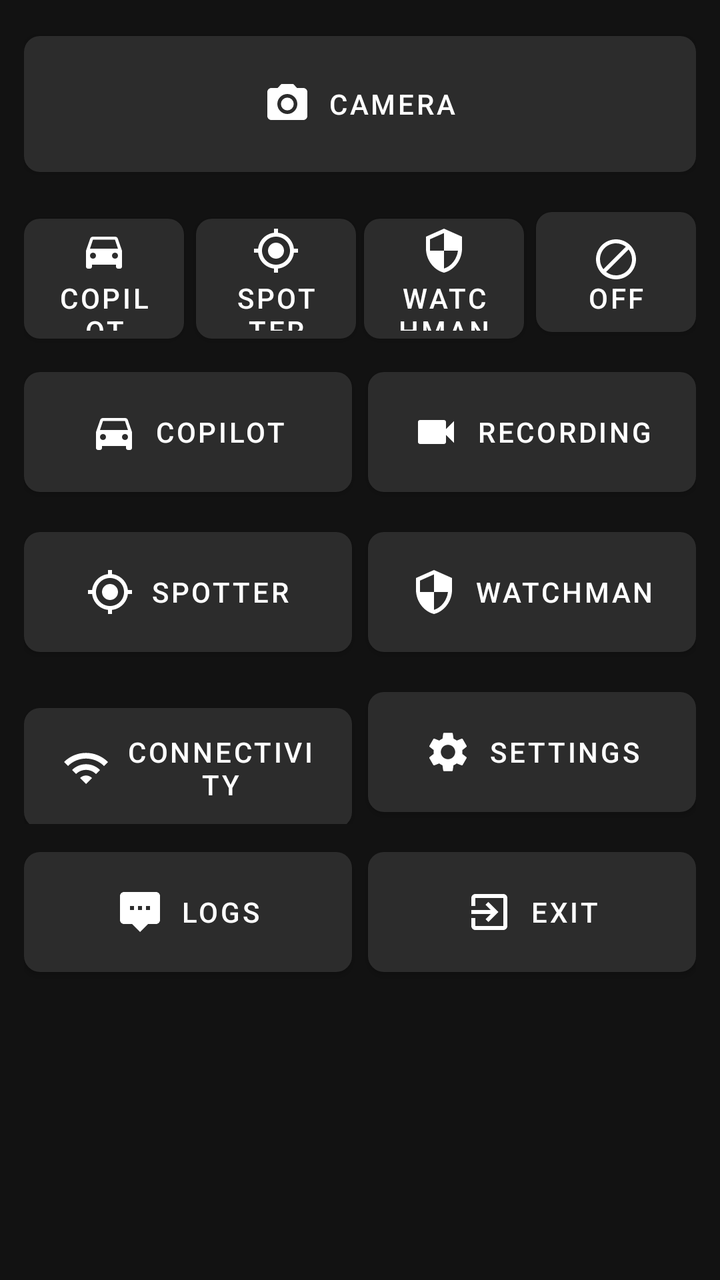
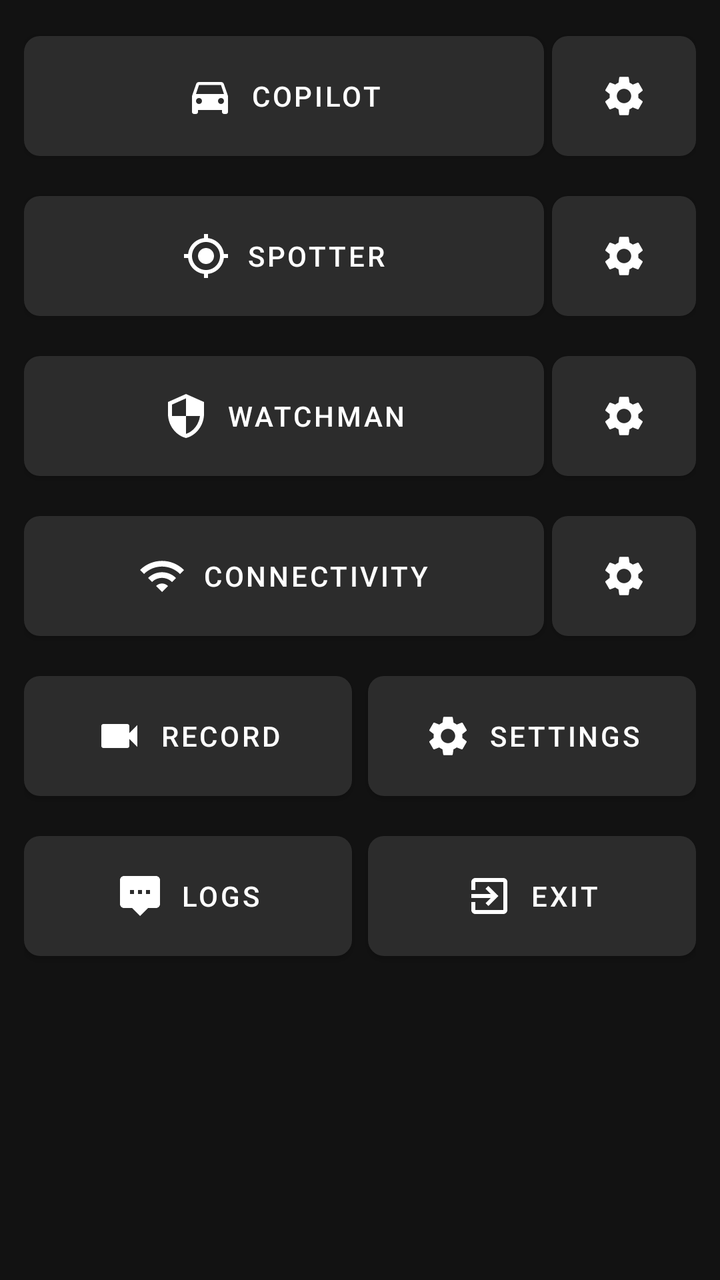

The first picture is an Android layout as it rendered before a commit; the second is the same layout after the commit. The layout source and the unified diff follow.
<!-- AndroidManifest.xml: application theme Theme.Dogan -->
<!-- res/layout/activity_main.xml -->
<?xml version="1.0" encoding="utf-8"?>
<ScrollView xmlns:android="http://schemas.android.com/apk/res/android"
    xmlns:app="http://schemas.android.com/apk/res-auto"
    android:layout_width="match_parent"
    android:layout_height="match_parent"
    android:background="@color/dogan_surface"
    android:fillViewport="true">

    <LinearLayout
        android:layout_width="match_parent"
        android:layout_height="wrap_content"
        android:orientation="vertical"
        android:padding="12dp">

        <com.google.android.material.button.MaterialButton
            android:id="@+id/cameraBtn"
            style="@style/Widget.Dogan.Button"
            android:layout_width="match_parent"
            android:layout_height="80dp"
            android:layout_marginBottom="8dp"
            android:text="@string/camera_button"
            app:icon="@drawable/ic_camera"
            app:iconGravity="textStart" />

        <LinearLayout
            android:layout_width="match_parent"
            android:layout_height="wrap_content"
            android:layout_marginBottom="8dp"
            android:orientation="horizontal">

            <com.google.android.material.button.MaterialButton
                android:id="@+id/modeCopilotBtn"
                style="@style/Widget.Dogan.Button.ModeUnselected"
                android:layout_width="0dp"
                android:layout_height="72dp"
                android:layout_marginEnd="4dp"
                android:layout_weight="1"
                android:text="@string/mode_copilot"
                app:icon="@drawable/ic_copilot"
                app:iconGravity="textTop"
                app:iconPadding="2dp" />

            <com.google.android.material.button.MaterialButton
                android:id="@+id/modeSpotterBtn"
                style="@style/Widget.Dogan.Button.ModeUnselected"
                android:layout_width="0dp"
                android:layout_height="72dp"
                android:layout_marginStart="2dp"
                android:layout_marginEnd="2dp"
                android:layout_weight="1"
                android:text="@string/mode_spotter"
                app:icon="@drawable/ic_spotter"
                app:iconGravity="textTop"
                app:iconPadding="2dp" />

            <com.google.android.material.button.MaterialButton
                android:id="@+id/modeWatchmanBtn"
                style="@style/Widget.Dogan.Button.ModeUnselected"
                android:layout_width="0dp"
                android:layout_height="72dp"
                android:layout_marginStart="2dp"
                android:layout_marginEnd="2dp"
                android:layout_weight="1"
                android:text="@string/mode_watchman"
                app:icon="@drawable/ic_watchman"
                app:iconGravity="textTop"
                app:iconPadding="2dp" />

            <com.google.android.material.button.MaterialButton
                android:id="@+id/modeOffBtn"
                style="@style/Widget.Dogan.Button.ModeUnselected"
                android:layout_width="0dp"
                android:layout_height="72dp"
                android:layout_marginStart="4dp"
                android:layout_weight="1"
                android:text="@string/mode_off"
                app:icon="@drawable/ic_off"
                app:iconGravity="textTop"
                app:iconPadding="2dp" />
        </LinearLayout>

        <LinearLayout
            android:layout_width="match_parent"
            android:layout_height="wrap_content"
            android:layout_marginBottom="8dp"
            android:orientation="horizontal">

            <com.google.android.material.button.MaterialButton
                android:id="@+id/copilotSettingsBtn"
                style="@style/Widget.Dogan.Button"
                android:layout_width="0dp"
                android:layout_height="72dp"
                android:layout_marginEnd="4dp"
                android:layout_weight="1"
                android:text="@string/settings_section_copilot"
                app:icon="@drawable/ic_copilot" />

            <com.google.android.material.button.MaterialButton
                android:id="@+id/recordingSettingsBtn"
                style="@style/Widget.Dogan.Button"
                android:layout_width="0dp"
                android:layout_height="72dp"
                android:layout_marginStart="4dp"
                android:layout_weight="1"
                android:text="@string/settings_section_recording"
                app:icon="@drawable/ic_recording" />
        </LinearLayout>

        <LinearLayout
            android:layout_width="match_parent"
            android:layout_height="wrap_content"
            android:layout_marginBottom="8dp"
            android:orientation="horizontal">

            <com.google.android.material.button.MaterialButton
                android:id="@+id/spotterSettingsBtn"
                style="@style/Widget.Dogan.Button"
                android:layout_width="0dp"
                android:layout_height="72dp"
                android:layout_marginEnd="4dp"
                android:layout_weight="1"
                android:text="@string/settings_section_spotter"
                app:icon="@drawable/ic_spotter" />

            <com.google.android.material.button.MaterialButton
                android:id="@+id/watchmanSettingsBtn"
                style="@style/Widget.Dogan.Button"
                android:layout_width="0dp"
                android:layout_height="72dp"
                android:layout_marginStart="4dp"
                android:layout_weight="1"
                android:text="@string/settings_section_watchman"
                app:icon="@drawable/ic_watchman" />
        </LinearLayout>

        <LinearLayout
            android:layout_width="match_parent"
            android:layout_height="wrap_content"
            android:layout_marginBottom="8dp"
            android:orientation="horizontal">

            <com.google.android.material.button.MaterialButton
                android:id="@+id/connectivityBtn"
                style="@style/Widget.Dogan.Button"
                android:layout_width="0dp"
                android:layout_height="72dp"
                android:layout_marginEnd="4dp"
                android:layout_weight="1"
                android:text="@string/settings_section_connectivity"
                app:icon="@drawable/ic_connectivity" />

            <com.google.android.material.button.MaterialButton
                android:id="@+id/settingsBtn"
                style="@style/Widget.Dogan.Button"
                android:layout_width="0dp"
                android:layout_height="72dp"
                android:layout_marginStart="4dp"
                android:layout_weight="1"
                android:text="@string/settings_title"
                app:icon="@drawable/ic_settings" />
        </LinearLayout>

        <LinearLayout
            android:layout_width="match_parent"
            android:layout_height="wrap_content"
            android:orientation="horizontal">

            <com.google.android.material.button.MaterialButton
                android:id="@+id/logsBtn"
                style="@style/Widget.Dogan.Button"
                android:layout_width="0dp"
                android:layout_height="72dp"
                android:layout_marginEnd="4dp"
                android:layout_weight="1"
                android:text="@string/logs_title"
                app:icon="@drawable/ic_logs" />

            <com.google.android.material.button.MaterialButton
                android:id="@+id/exitBtn"
                style="@style/Widget.Dogan.Button"
                android:layout_width="0dp"
                android:layout_height="72dp"
                android:layout_marginStart="4dp"
                android:layout_weight="1"
                android:text="@string/exit_app"
                app:icon="@drawable/ic_exit" />
        </LinearLayout>
    </LinearLayout>
</ScrollView>
<!-- resources referenced by this layout -->
<resources>
  <color name="dogan_surface">#121212</color>
  <!-- drawable ic_camera (drawable) -->
  <?xml version="1.0" encoding="utf-8"?>
  <vector xmlns:android="http://schemas.android.com/apk/res/android"
      android:width="24dp"
      android:height="24dp"
      android:viewportWidth="24"
      android:viewportHeight="24">
      <path
          android:fillColor="#FFFFFF"
          android:pathData="M12,12m-3.2,0a3.2,3.2 0,1 1,6.4 0a3.2,3.2 0,1 1,-6.4 0" />
      <path
          android:fillColor="#FFFFFF"
          android:pathData="M9,2L7.17,4H4c-1.1,0 -2,0.9 -2,2v12c0,1.1 0.9,2 2,2h16c1.1,0 2,-0.9 2,-2V6c0,-1.1 -0.9,-2 -2,-2h-3.17L15,2H9zM12,17c-2.76,0 -5,-2.24 -5,-5s2.24,-5 5,-5 5,2.24 5,5 -2.24,5 -5,5z" />
  </vector>
  <!-- drawable ic_off (drawable) -->
  <?xml version="1.0" encoding="utf-8"?>
  <vector xmlns:android="http://schemas.android.com/apk/res/android"
      android:width="24dp"
      android:height="24dp"
      android:viewportWidth="24"
      android:viewportHeight="24">
      <path
          android:fillColor="#FFFFFF"
          android:pathData="M12,2C6.48,2 2,6.48 2,12s4.48,10 10,10 10,-4.48 10,-10S17.52,2 12,2zM4,12c0,-4.42 3.58,-8 8,-8 1.85,0 3.55,0.63 4.9,1.69L5.69,16.9C4.63,15.55 4,13.85 4,12zM12,20c-1.85,0 -3.55,-0.63 -4.9,-1.69L18.31,7.1C19.37,8.45 20,10.15 20,12c0,4.42 -3.58,8 -8,8z" />
  </vector>
  <!-- drawable ic_recording (drawable) -->
  <?xml version="1.0" encoding="utf-8"?>
  <vector xmlns:android="http://schemas.android.com/apk/res/android"
      android:width="24dp"
      android:height="24dp"
      android:viewportWidth="24"
      android:viewportHeight="24">
      <path
          android:fillColor="#FFFFFF"
          android:pathData="M17,10.5V7c0,-0.55 -0.45,-1 -1,-1H4c-0.55,0 -1,0.45 -1,1v10c0,0.55 0.45,1 1,1h12c0.55,0 1,-0.45 1,-1v-3.5l4,4v-11l-4,4z" />
  </vector>
  <!-- drawable ic_watchman (drawable) -->
  <?xml version="1.0" encoding="utf-8"?>
  <vector xmlns:android="http://schemas.android.com/apk/res/android"
      android:width="24dp"
      android:height="24dp"
      android:viewportWidth="24"
      android:viewportHeight="24">
      <path
          android:fillColor="#FFFFFF"
          android:pathData="M12,1L3,5v6c0,5.55 3.84,10.74 9,12 5.16,-1.26 9,-6.45 9,-12V5l-9,-4zM12,11.99h7c-0.53,4.12 -3.28,7.79 -7,8.94V12H5V6.3l7,-3.11v8.8z" />
  </vector>
  <string name="camera_button">Camera</string>
  <string name="exit_app">Exit</string>
  <string name="logs_title">Logs</string>
  <string name="mode_copilot">Copilot</string>
  <string name="mode_off">OFF</string>
  <string name="mode_spotter">Spotter</string>
  <string name="mode_watchman">Watchman</string>
  <string name="settings_section_connectivity">Connectivity</string>
  <string name="settings_section_copilot">Copilot</string>
  <string name="settings_section_recording">Recording</string>
  <string name="settings_section_spotter">Spotter</string>
  <string name="settings_section_watchman">Watchman</string>
  <string name="settings_title">Settings</string>
  <style name="Widget.Dogan.Button" parent="Widget.MaterialComponents.Button">
          <item name="backgroundTint">@color/dogan_surface_elevated</item>
          <item name="android:textColor">@color/dogan_on_surface</item>
          <item name="cornerRadius">8dp</item>
          <item name="iconTint">@color/dogan_on_surface</item>
          <item name="iconGravity">textStart</item>
          <item name="iconPadding">8dp</item>
      </style>
  <style name="Widget.Dogan.Button.ModeUnselected" parent="Widget.Dogan.Button">
          <item name="backgroundTint">@color/dogan_mode_unselected</item>
      </style>
  <color name="dogan_surface_elevated">#2C2C2C</color>
  <color name="dogan_on_surface">#FFFFFF</color>
  <color name="dogan_mode_unselected">#2C2C2C</color>
  <color name="dogan_primary_dark">#1B5E20</color>
  <color name="dogan_primary">#2E7D32</color>
  <color name="dogan_on_primary">#FFFFFF</color>
  <color name="dogan_on_surface_secondary">#B3FFFFFF</color>
  <!-- unchanged entries left out for length: 7 -->
</resources>

<!-- the commit's change to res/layout/activity_main.xml (unified diff, before → after) -->
@@ -12,16 +12,7 @@
         android:orientation="vertical"
         android:padding="12dp">
 
-        <com.google.android.material.button.MaterialButton
-            android:id="@+id/cameraBtn"
-            style="@style/Widget.Dogan.Button"
-            android:layout_width="match_parent"
-            android:layout_height="80dp"
-            android:layout_marginBottom="8dp"
-            android:text="@string/camera_button"
-            app:icon="@drawable/ic_camera"
-            app:iconGravity="textStart" />
-
+        
         <LinearLayout
             android:layout_width="match_parent"
             android:layout_height="wrap_content"
@@ -37,153 +28,175 @@
                 android:layout_weight="1"
                 android:text="@string/mode_copilot"
                 app:icon="@drawable/ic_copilot"
-                app:iconGravity="textTop"
-                app:iconPadding="2dp" />
+                app:iconGravity="textStart" />
+
+            <com.google.android.material.button.MaterialButton
+                android:id="@+id/copilotSettingsBtn"
+                style="@style/Widget.Dogan.Button"
+                android:layout_width="72dp"
+                android:layout_height="72dp"
+                android:contentDescription="@string/settings_section_copilot"
+                android:insetLeft="0dp"
+                android:insetRight="0dp"
+                android:padding="0dp"
+                app:icon="@drawable/ic_settings"
+                app:iconGravity="textStart"
+                app:iconPadding="0dp" />
+        </LinearLayout>
+
+        
+        <LinearLayout
+            android:layout_width="match_parent"
+            android:layout_height="wrap_content"
+            android:layout_marginBottom="8dp"
+            android:orientation="horizontal">
 
             <com.google.android.material.button.MaterialButton
                 android:id="@+id/modeSpotterBtn"
                 style="@style/Widget.Dogan.Button.ModeUnselected"
                 android:layout_width="0dp"
                 android:layout_height="72dp"
-                android:layout_marginStart="2dp"
-                android:layout_marginEnd="2dp"
+                android:layout_marginEnd="4dp"
                 android:layout_weight="1"
                 android:text="@string/mode_spotter"
                 app:icon="@drawable/ic_spotter"
-                app:iconGravity="textTop"
-                app:iconPadding="2dp" />
+                app:iconGravity="textStart" />
+
+            <com.google.android.material.button.MaterialButton
+                android:id="@+id/spotterSettingsBtn"
+                style="@style/Widget.Dogan.Button"
+                android:layout_width="72dp"
+                android:layout_height="72dp"
+                android:contentDescription="@string/settings_section_spotter"
+                android:insetLeft="0dp"
+                android:insetRight="0dp"
+                android:padding="0dp"
+                app:icon="@drawable/ic_settings"
+                app:iconGravity="textStart"
+                app:iconPadding="0dp" />
+        </LinearLayout>
+
+        
+        <LinearLayout
+            android:layout_width="match_parent"
+            android:layout_height="wrap_content"
+            android:layout_marginBottom="8dp"
+            android:orientation="horizontal">
 
             <com.google.android.material.button.MaterialButton
                 android:id="@+id/modeWatchmanBtn"
                 style="@style/Widget.Dogan.Button.ModeUnselected"
                 android:layout_width="0dp"
                 android:layout_height="72dp"
-                android:layout_marginStart="2dp"
-                android:layout_marginEnd="2dp"
+                android:layout_marginEnd="4dp"
                 android:layout_weight="1"
                 android:text="@string/mode_watchman"
                 app:icon="@drawable/ic_watchman"
-                app:iconGravity="textTop"
-                app:iconPadding="2dp" />
-
-            <com.google.android.material.button.MaterialButton
-                android:id="@+id/modeOffBtn"
-                style="@style/Widget.Dogan.Button.ModeUnselected"
+                app:iconGravity="textStart" />
+
+            <com.google.android.material.button.MaterialButton
+                android:id="@+id/watchmanSettingsBtn"
+                style="@style/Widget.Dogan.Button"
+                android:layout_width="72dp"
+                android:layout_height="72dp"
+                android:contentDescription="@string/settings_section_watchman"
+                android:insetLeft="0dp"
+                android:insetRight="0dp"
+                android:padding="0dp"
+                app:icon="@drawable/ic_settings"
+                app:iconGravity="textStart"
+                app:iconPadding="0dp" />
+        </LinearLayout>
+
+        
+        <LinearLayout
+            android:layout_width="match_parent"
+            android:layout_height="wrap_content"
+            android:layout_marginBottom="8dp"
+            android:orientation="horizontal">
+
+            <com.google.android.material.button.MaterialButton
+                android:id="@+id/connectivityBtn"
+                style="@style/Widget.Dogan.Button"
+                android:layout_width="0dp"
+                android:layout_height="72dp"
+                android:layout_marginEnd="4dp"
+                android:layout_weight="1"
+                android:text="@string/settings_section_connectivity"
+                app:icon="@drawable/ic_connectivity"
+                app:iconGravity="textStart" />
+
+            <com.google.android.material.button.MaterialButton
+                android:id="@+id/connectivitySettingsBtn"
+                style="@style/Widget.Dogan.Button"
+                android:layout_width="72dp"
+                android:layout_height="72dp"
+                android:contentDescription="@string/settings_section_connectivity"
+                android:insetLeft="0dp"
+                android:insetRight="0dp"
+                android:padding="0dp"
+                app:icon="@drawable/ic_settings"
+                app:iconGravity="textStart"
+                app:iconPadding="0dp" />
+        </LinearLayout>
+
+        
+        <LinearLayout
+            android:layout_width="match_parent"
+            android:layout_height="wrap_content"
+            android:layout_marginBottom="8dp"
+            android:orientation="horizontal">
+
+            <com.google.android.material.button.MaterialButton
+                android:id="@+id/recordingSettingsBtn"
+                style="@style/Widget.Dogan.Button"
+                android:layout_width="0dp"
+                android:layout_height="72dp"
+                android:layout_marginEnd="4dp"
+                android:layout_weight="1"
+                android:text="@string/record_button"
+                app:icon="@drawable/ic_recording"
+                app:iconGravity="textStart" />
+
+            <com.google.android.material.button.MaterialButton
+                android:id="@+id/settingsBtn"
+                style="@style/Widget.Dogan.Button"
                 android:layout_width="0dp"
                 android:layout_height="72dp"
                 android:layout_marginStart="4dp"
                 android:layout_weight="1"
-                android:text="@string/mode_off"
-                app:icon="@drawable/ic_off"
-                app:iconGravity="textTop"
-                app:iconPadding="2dp" />
-        </LinearLayout>
-
-        <LinearLayout
-            android:layout_width="match_parent"
-            android:layout_height="wrap_content"
-            android:layout_marginBottom="8dp"
-            android:orientation="horizontal">
-
-            <com.google.android.material.button.MaterialButton
-                android:id="@+id/copilotSettingsBtn"
-                style="@style/Widget.Dogan.Button"
-                android:layout_width="0dp"
-                android:layout_height="72dp"
-                android:layout_marginEnd="4dp"
-                android:layout_weight="1"
-                android:text="@string/settings_section_copilot"
-                app:icon="@drawable/ic_copilot" />
-
-            <com.google.android.material.button.MaterialButton
-                android:id="@+id/recordingSettingsBtn"
+                android:text="@string/settings_title"
+                app:icon="@drawable/ic_settings"
+                app:iconGravity="textStart" />
+        </LinearLayout>
+
+        
+        <LinearLayout
+            android:layout_width="match_parent"
+            android:layout_height="wrap_content"
+            android:orientation="horizontal">
+
+            <com.google.android.material.button.MaterialButton
+                android:id="@+id/logsBtn"
+                style="@style/Widget.Dogan.Button"
+                android:layout_width="0dp"
+                android:layout_height="72dp"
+                android:layout_marginEnd="4dp"
+                android:layout_weight="1"
+                android:text="@string/logs_title"
+                app:icon="@drawable/ic_logs"
+                app:iconGravity="textStart" />
+
+            <com.google.android.material.button.MaterialButton
+                android:id="@+id/exitBtn"
                 style="@style/Widget.Dogan.Button"
                 android:layout_width="0dp"
                 android:layout_height="72dp"
                 android:layout_marginStart="4dp"
                 android:layout_weight="1"
-                android:text="@string/settings_section_recording"
-                app:icon="@drawable/ic_recording" />
-        </LinearLayout>
-
-        <LinearLayout
-            android:layout_width="match_parent"
-            android:layout_height="wrap_content"
-            android:layout_marginBottom="8dp"
-            android:orientation="horizontal">
-
-            <com.google.android.material.button.MaterialButton
-                android:id="@+id/spotterSettingsBtn"
-                style="@style/Widget.Dogan.Button"
-                android:layout_width="0dp"
-                android:layout_height="72dp"
-                android:layout_marginEnd="4dp"
-                android:layout_weight="1"
-                android:text="@string/settings_section_spotter"
-                app:icon="@drawable/ic_spotter" />
-
-            <com.google.android.material.button.MaterialButton
-                android:id="@+id/watchmanSettingsBtn"
-                style="@style/Widget.Dogan.Button"
-                android:layout_width="0dp"
-                android:layout_height="72dp"
-                android:layout_marginStart="4dp"
-                android:layout_weight="1"
-                android:text="@string/settings_section_watchman"
-                app:icon="@drawable/ic_watchman" />
-        </LinearLayout>
-
-        <LinearLayout
-            android:layout_width="match_parent"
-            android:layout_height="wrap_content"
-            android:layout_marginBottom="8dp"
-            android:orientation="horizontal">
-
-            <com.google.android.material.button.MaterialButton
-                android:id="@+id/connectivityBtn"
-                style="@style/Widget.Dogan.Button"
-                android:layout_width="0dp"
-                android:layout_height="72dp"
-                android:layout_marginEnd="4dp"
-                android:layout_weight="1"
-                android:text="@string/settings_section_connectivity"
-                app:icon="@drawable/ic_connectivity" />
-
-            <com.google.android.material.button.MaterialButton
-                android:id="@+id/settingsBtn"
-                style="@style/Widget.Dogan.Button"
-                android:layout_width="0dp"
-                android:layout_height="72dp"
-                android:layout_marginStart="4dp"
-                android:layout_weight="1"
-                android:text="@string/settings_title"
-                app:icon="@drawable/ic_settings" />
-        </LinearLayout>
-
-        <LinearLayout
-            android:layout_width="match_parent"
-            android:layout_height="wrap_content"
-            android:orientation="horizontal">
-
-            <com.google.android.material.button.MaterialButton
-                android:id="@+id/logsBtn"
-                style="@style/Widget.Dogan.Button"
-                android:layout_width="0dp"
-                android:layout_height="72dp"
-                android:layout_marginEnd="4dp"
-                android:layout_weight="1"
-                android:text="@string/logs_title"
-                app:icon="@drawable/ic_logs" />
-
-            <com.google.android.material.button.MaterialButton
-                android:id="@+id/exitBtn"
-                style="@style/Widget.Dogan.Button"
-                android:layout_width="0dp"
-                android:layout_height="72dp"
-                android:layout_marginStart="4dp"
-                android:layout_weight="1"
                 android:text="@string/exit_app"
-                app:icon="@drawable/ic_exit" />
+                app:icon="@drawable/ic_exit"
+                app:iconGravity="textStart" />
         </LinearLayout>
     </LinearLayout>
 </ScrollView>
<!-- resource entries referenced after the edit -->
@@ -1,31 +1,6 @@
 <!-- resources referenced by this layout -->
 <resources>
   <color name="dogan_surface">#121212</color>
-  <!-- drawable ic_camera (drawable) -->
-  <?xml version="1.0" encoding="utf-8"?>
-  <vector xmlns:android="http://schemas.android.com/apk/res/android"
-      android:width="24dp"
-      android:height="24dp"
-      android:viewportWidth="24"
-      android:viewportHeight="24">
-      <path
-          android:fillColor="#FFFFFF"
-          android:pathData="M12,12m-3.2,0a3.2,3.2 0,1 1,6.4 0a3.2,3.2 0,1 1,-6.4 0" />
-      <path
-          android:fillColor="#FFFFFF"
-          android:pathData="M9,2L7.17,4H4c-1.1,0 -2,0.9 -2,2v12c0,1.1 0.9,2 2,2h16c1.1,0 2,-0.9 2,-2V6c0,-1.1 -0.9,-2 -2,-2h-3.17L15,2H9zM12,17c-2.76,0 -5,-2.24 -5,-5s2.24,-5 5,-5 5,2.24 5,5 -2.24,5 -5,5z" />
-  </vector>
-  <!-- drawable ic_off (drawable) -->
-  <?xml version="1.0" encoding="utf-8"?>
-  <vector xmlns:android="http://schemas.android.com/apk/res/android"
-      android:width="24dp"
-      android:height="24dp"
-      android:viewportWidth="24"
-      android:viewportHeight="24">
-      <path
-          android:fillColor="#FFFFFF"
-          android:pathData="M12,2C6.48,2 2,6.48 2,12s4.48,10 10,10 10,-4.48 10,-10S17.52,2 12,2zM4,12c0,-4.42 3.58,-8 8,-8 1.85,0 3.55,0.63 4.9,1.69L5.69,16.9C4.63,15.55 4,13.85 4,12zM12,20c-1.85,0 -3.55,-0.63 -4.9,-1.69L18.31,7.1C19.37,8.45 20,10.15 20,12c0,4.42 -3.58,8 -8,8z" />
-  </vector>
   <!-- drawable ic_recording (drawable) -->
   <?xml version="1.0" encoding="utf-8"?>
   <vector xmlns:android="http://schemas.android.com/apk/res/android"
@@ -48,16 +23,14 @@
           android:fillColor="#FFFFFF"
           android:pathData="M12,1L3,5v6c0,5.55 3.84,10.74 9,12 5.16,-1.26 9,-6.45 9,-12V5l-9,-4zM12,11.99h7c-0.53,4.12 -3.28,7.79 -7,8.94V12H5V6.3l7,-3.11v8.8z" />
   </vector>
-  <string name="camera_button">Camera</string>
   <string name="exit_app">Exit</string>
   <string name="logs_title">Logs</string>
   <string name="mode_copilot">Copilot</string>
-  <string name="mode_off">OFF</string>
   <string name="mode_spotter">Spotter</string>
   <string name="mode_watchman">Watchman</string>
+  <string name="record_button">Record</string>
   <string name="settings_section_connectivity">Connectivity</string>
   <string name="settings_section_copilot">Copilot</string>
-  <string name="settings_section_recording">Recording</string>
   <string name="settings_section_spotter">Spotter</string>
   <string name="settings_section_watchman">Watchman</string>
   <string name="settings_title">Settings</string>
